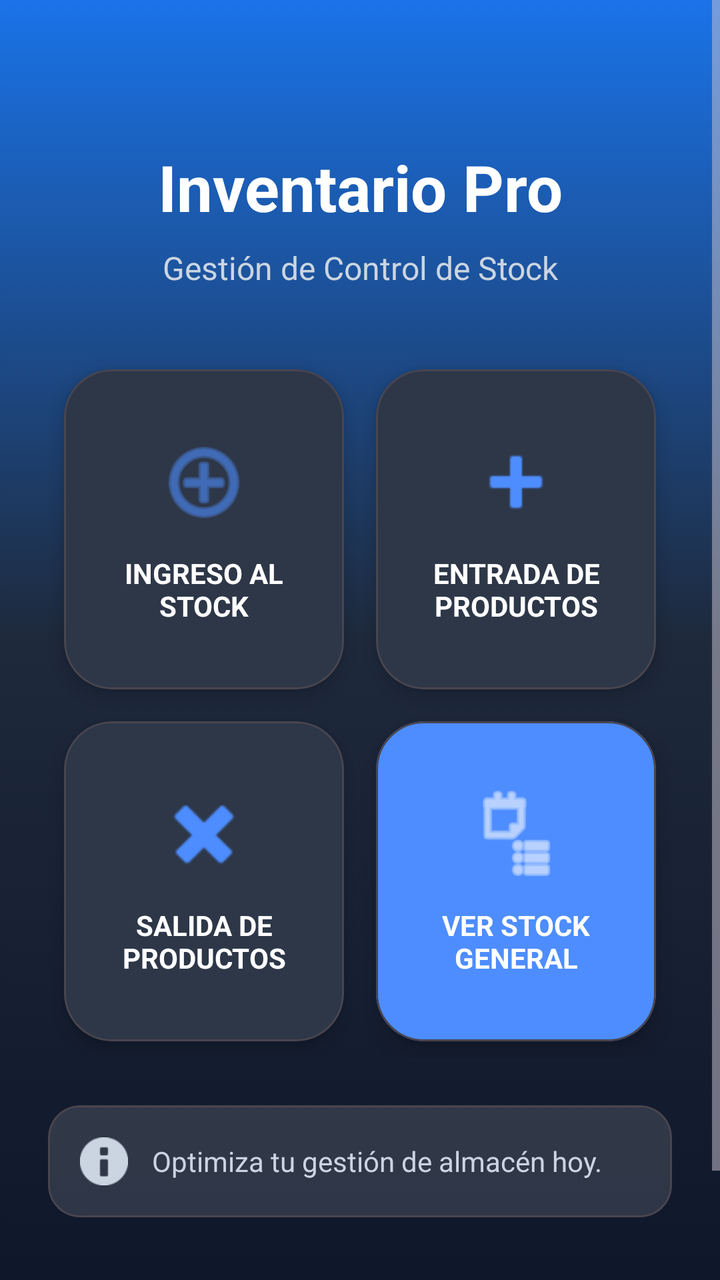
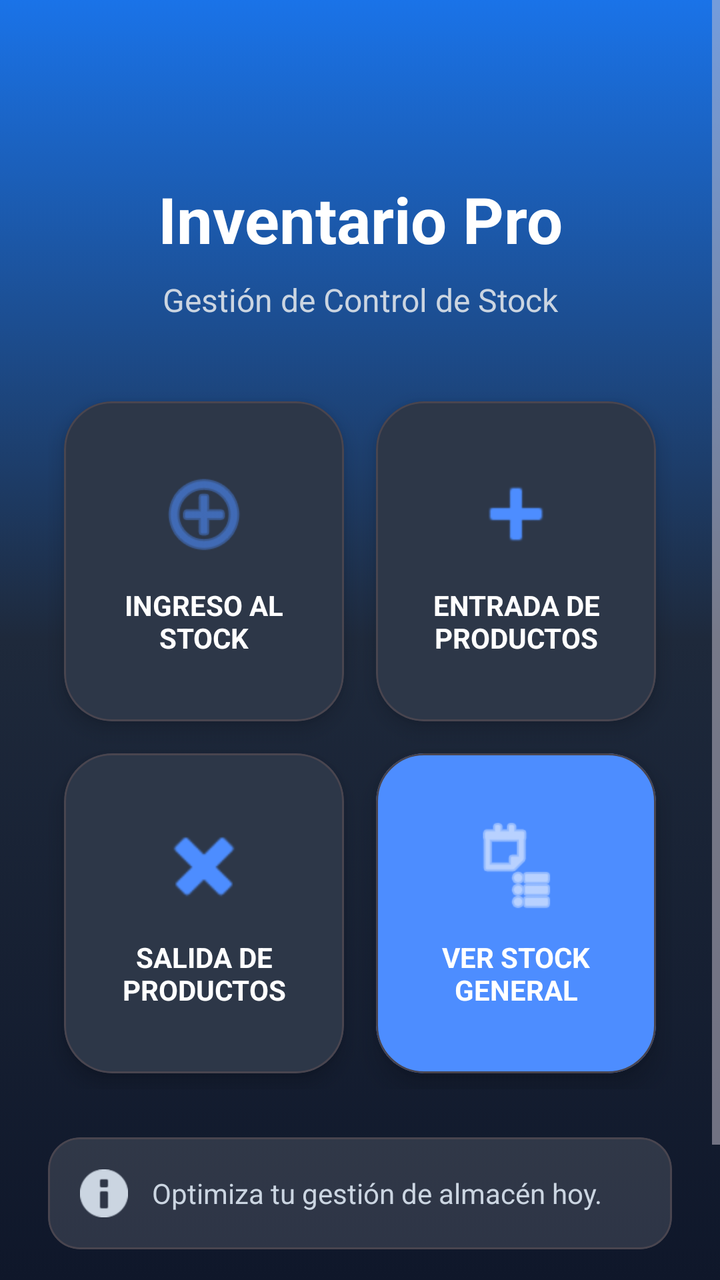

Screens rendered from an Android XML layout before and after an edit, with the pre-edit source and the edit as a unified diff.
<!-- AndroidManifest.xml: activity theme Theme.InventarioApp -->
<!-- res/layout/activity_main.xml -->
<?xml version="1.0" encoding="utf-8"?>
<ScrollView xmlns:android="http://schemas.android.com/apk/res/android"
    xmlns:app="http://schemas.android.com/apk/res-auto"
    xmlns:tools="http://schemas.android.com/tools"
    android:layout_width="match_parent"
    android:layout_height="match_parent"
    android:fillViewport="true"
    android:background="@drawable/fondo_degradado">

    <androidx.constraintlayout.widget.ConstraintLayout
        android:layout_width="match_parent"
        android:layout_height="wrap_content"
        android:padding="24dp"
        tools:context=".MainActivity">

        
        <TextView
            android:id="@+id/tvTitulo"
            android:layout_width="0dp"
            android:layout_height="wrap_content"
            android:layout_marginTop="48dp"
            android:gravity="center"
            android:text="@string/title_main"
            android:textColor="@color/white"
            android:textSize="32sp"
            android:textStyle="bold"
            app:layout_constraintEnd_toEndOf="parent"
            app:layout_constraintStart_toStartOf="parent"
            app:layout_constraintTop_toTopOf="parent" />

        <TextView
            android:id="@+id/tvSubtitulo"
            android:layout_width="0dp"
            android:layout_height="wrap_content"
            android:layout_marginTop="8dp"
            android:gravity="center"
            android:text="@string/subtitle_main"
            android:textColor="@color/text_secondary"
            android:textSize="16sp"
            app:layout_constraintEnd_toEndOf="parent"
            app:layout_constraintStart_toStartOf="parent"
            app:layout_constraintTop_toBottomOf="@id/tvTitulo" />

        
        <GridLayout
            android:id="@+id/glMenu"
            android:layout_width="match_parent"
            android:layout_height="wrap_content"
            android:layout_marginTop="32dp"
            android:columnCount="2"
            android:alignmentMode="alignMargins"
            app:layout_constraintEnd_toEndOf="parent"
            app:layout_constraintStart_toStartOf="parent"
            app:layout_constraintTop_toBottomOf="@id/tvSubtitulo">

            
            <com.google.android.material.card.MaterialCardView
                android:id="@+id/buttonIngresoStock"
                android:layout_width="0dp"
                android:layout_height="160dp"
                android:layout_columnWeight="1"
                android:layout_margin="8dp"
                android:clickable="true"
                android:focusable="true"
                app:cardBackgroundColor="@color/card_background"
                app:cardCornerRadius="24dp"
                app:cardElevation="6dp"
                app:rippleColor="#20FFFFFF">

                <LinearLayout
                    android:layout_width="match_parent"
                    android:layout_height="match_parent"
                    android:gravity="center"
                    android:orientation="vertical"
                    android:padding="16dp">

                    <ImageView
                        android:layout_width="48dp"
                        android:layout_height="48dp"
                        android:src="@android:drawable/ic_menu_add"
                        android:contentDescription="@string/btn_ingreso_stock"
                        app:tint="@color/primary" />

                    <TextView
                        android:layout_width="match_parent"
                        android:layout_height="wrap_content"
                        android:layout_marginTop="12dp"
                        android:gravity="center"
                        android:text="@string/btn_ingreso_stock"
                        android:textColor="@color/text_primary"
                        android:textSize="14sp"
                        android:textStyle="bold" />
                </LinearLayout>
            </com.google.android.material.card.MaterialCardView>

            
            <com.google.android.material.card.MaterialCardView
                android:id="@+id/buttonEntradaProductos"
                android:layout_width="0dp"
                android:layout_height="160dp"
                android:layout_columnWeight="1"
                android:layout_margin="8dp"
                android:clickable="true"
                android:focusable="true"
                app:cardBackgroundColor="@color/card_background"
                app:cardCornerRadius="24dp"
                app:cardElevation="6dp"
                app:rippleColor="#20FFFFFF">

                <LinearLayout
                    android:layout_width="match_parent"
                    android:layout_height="match_parent"
                    android:gravity="center"
                    android:orientation="vertical"
                    android:padding="16dp">

                    <ImageView
                        android:layout_width="48dp"
                        android:layout_height="48dp"
                        android:src="@android:drawable/ic_input_add"
                        android:contentDescription="@string/btn_entrada_productos"
                        app:tint="@color/primary" />

                    <TextView
                        android:layout_width="match_parent"
                        android:layout_height="wrap_content"
                        android:layout_marginTop="12dp"
                        android:gravity="center"
                        android:text="@string/btn_entrada_productos"
                        android:textColor="@color/text_primary"
                        android:textSize="14sp"
                        android:textStyle="bold" />
                </LinearLayout>
            </com.google.android.material.card.MaterialCardView>

            
            <com.google.android.material.card.MaterialCardView
                android:id="@+id/buttonSalidaProductos"
                android:layout_width="0dp"
                android:layout_height="160dp"
                android:layout_columnWeight="1"
                android:layout_margin="8dp"
                android:clickable="true"
                android:focusable="true"
                app:cardBackgroundColor="@color/card_background"
                app:cardCornerRadius="24dp"
                app:cardElevation="6dp"
                app:rippleColor="#20FFFFFF">

                <LinearLayout
                    android:layout_width="match_parent"
                    android:layout_height="match_parent"
                    android:gravity="center"
                    android:orientation="vertical"
                    android:padding="16dp">

                    <ImageView
                        android:layout_width="48dp"
                        android:layout_height="48dp"
                        android:src="@android:drawable/ic_delete"
                        android:contentDescription="@string/btn_salida_productos"
                        app:tint="@color/primary" />

                    <TextView
                        android:layout_width="match_parent"
                        android:layout_height="wrap_content"
                        android:layout_marginTop="12dp"
                        android:gravity="center"
                        android:text="@string/btn_salida_productos"
                        android:textColor="@color/text_primary"
                        android:textSize="14sp"
                        android:textStyle="bold" />
                </LinearLayout>
            </com.google.android.material.card.MaterialCardView>

            
            <com.google.android.material.card.MaterialCardView
                android:id="@+id/buttonStockGeneral"
                android:layout_width="0dp"
                android:layout_height="160dp"
                android:layout_columnWeight="1"
                android:layout_margin="8dp"
                android:clickable="true"
                android:focusable="true"
                app:cardBackgroundColor="@color/primary"
                app:cardCornerRadius="24dp"
                app:cardElevation="8dp"
                app:rippleColor="#40FFFFFF">

                <LinearLayout
                    android:layout_width="match_parent"
                    android:layout_height="match_parent"
                    android:gravity="center"
                    android:orientation="vertical"
                    android:padding="16dp">

                    <ImageView
                        android:layout_width="48dp"
                        android:layout_height="48dp"
                        android:src="@android:drawable/ic_menu_agenda"
                        android:contentDescription="@string/btn_ver_stock"
                        app:tint="@color/white" />

                    <TextView
                        android:layout_width="match_parent"
                        android:layout_height="wrap_content"
                        android:layout_marginTop="12dp"
                        android:gravity="center"
                        android:text="@string/btn_ver_stock"
                        android:textColor="@color/white"
                        android:textSize="14sp"
                        android:textStyle="bold" />
                </LinearLayout>
            </com.google.android.material.card.MaterialCardView>

            
            

        </GridLayout>

        
        <com.google.android.material.card.MaterialCardView
            android:id="@+id/cardInfo"
            android:layout_width="match_parent"
            android:layout_height="wrap_content"
            android:layout_marginTop="24dp"
            app:cardBackgroundColor="#20FFFFFF"
            app:cardCornerRadius="16dp"
            app:cardElevation="0dp"
            app:layout_constraintTop_toBottomOf="@id/glMenu"
            app:layout_constraintStart_toStartOf="parent"
            app:layout_constraintEnd_toEndOf="parent">

            <LinearLayout
                android:layout_width="match_parent"
                android:layout_height="wrap_content"
                android:orientation="horizontal"
                android:padding="16dp"
                android:gravity="center_vertical">

                <ImageView
                    android:layout_width="24dp"
                    android:layout_height="24dp"
                    android:src="@android:drawable/ic_dialog_info"
                    android:contentDescription="@string/desc_info_icon"
                    app:tint="@color/text_secondary" />

                <TextView
                    android:layout_width="wrap_content"
                    android:layout_height="wrap_content"
                    android:layout_marginStart="12dp"
                    android:text="@string/info_footer"
                    android:textColor="@color/text_secondary"
                    android:textSize="14sp" />
            </LinearLayout>
        </com.google.android.material.card.MaterialCardView>

        
        <TextView
            android:id="@+id/tvFooterVersion"
            android:layout_width="wrap_content"
            android:layout_height="wrap_content"
            android:layout_marginTop="32dp"
            android:layout_marginBottom="16dp"
            android:text="@string/version_app"
            android:textColor="@color/text_secondary"
            android:textSize="14sp"
            app:layout_constraintBottom_toBottomOf="parent"
            app:layout_constraintEnd_toEndOf="parent"
            app:layout_constraintStart_toStartOf="parent"
            app:layout_constraintTop_toBottomOf="@+id/cardInfo"
            app:layout_constraintVertical_bias="1.0" />

    </androidx.constraintlayout.widget.ConstraintLayout>
</ScrollView>
<!-- resources referenced by this layout -->
<resources>
  <color name="card_background">#2D3748</color>
  <color name="primary">#4D8DFF</color>
  <color name="text_primary">#FFFFFF</color>
  <color name="text_secondary">#CBD5E1</color>
  <color name="white">#FFFFFFFF</color>
  <!-- drawable fondo_degradado (drawable) -->
  <?xml version="1.0" encoding="utf-8"?>
  <selector xmlns:android="http://schemas.android.com/apk/res/android">
      <item>
          <shape android:shape="rectangle">
              <gradient
                  android:angle="270"
                  android:startColor="@color/grad_start"
                  android:centerColor="@color/surface"
                  android:endColor="#0F172A" />
          </shape>
      </item>
  </selector>
  <string name="btn_entrada_productos">ENTRADA DE PRODUCTOS</string>
  <string name="btn_ingreso_stock">INGRESO AL STOCK</string>
  <string name="btn_salida_productos">SALIDA DE PRODUCTOS</string>
  <string name="btn_ver_stock">VER STOCK GENERAL</string>
  <string name="desc_info_icon">Icono de información</string>
  <string name="info_footer">Optimiza tu gestión de almacén hoy.</string>
  <string name="subtitle_main">Gestión de Control de Stock</string>
  <string name="title_main">Inventario Pro</string>
  <string name="version_app">Version 2.0</string>
  <style name="Theme.InventarioApp" parent="Theme.Material3.Dark.NoActionBar">
          
          <item name="colorPrimary">@color/primary</item>
          <item name="colorOnPrimary">@color/white</item>
          <item name="colorPrimaryContainer">@color/primary_variant</item>
          <item name="colorOnPrimaryContainer">@color/white</item>
          <item name="colorSecondary">@color/secondary</item>
          <item name="android:statusBarColor">#0F172A</item>
          <item name="android:windowBackground">@drawable/fondo_degradado</item>
  
          
          <item name="textInputStyle">@style/Widget.Material3.TextInputLayout.OutlinedBox</item>
      </style>
  <color name="grad_start">#1A73E8</color>
  <color name="surface">#1E293B</color>
  <color name="primary_variant">#1A73E8</color>
  <color name="secondary">#34A853</color>
</resources>

<!-- the commit's change to res/layout/activity_main.xml (unified diff, before → after) -->
@@ -18,7 +18,7 @@
             android:id="@+id/tvTitulo"
             android:layout_width="0dp"
             android:layout_height="wrap_content"
-            android:layout_marginTop="48dp"
+            android:layout_marginTop="64dp"
             android:gravity="center"
             android:text="@string/title_main"
             android:textColor="@color/white"
